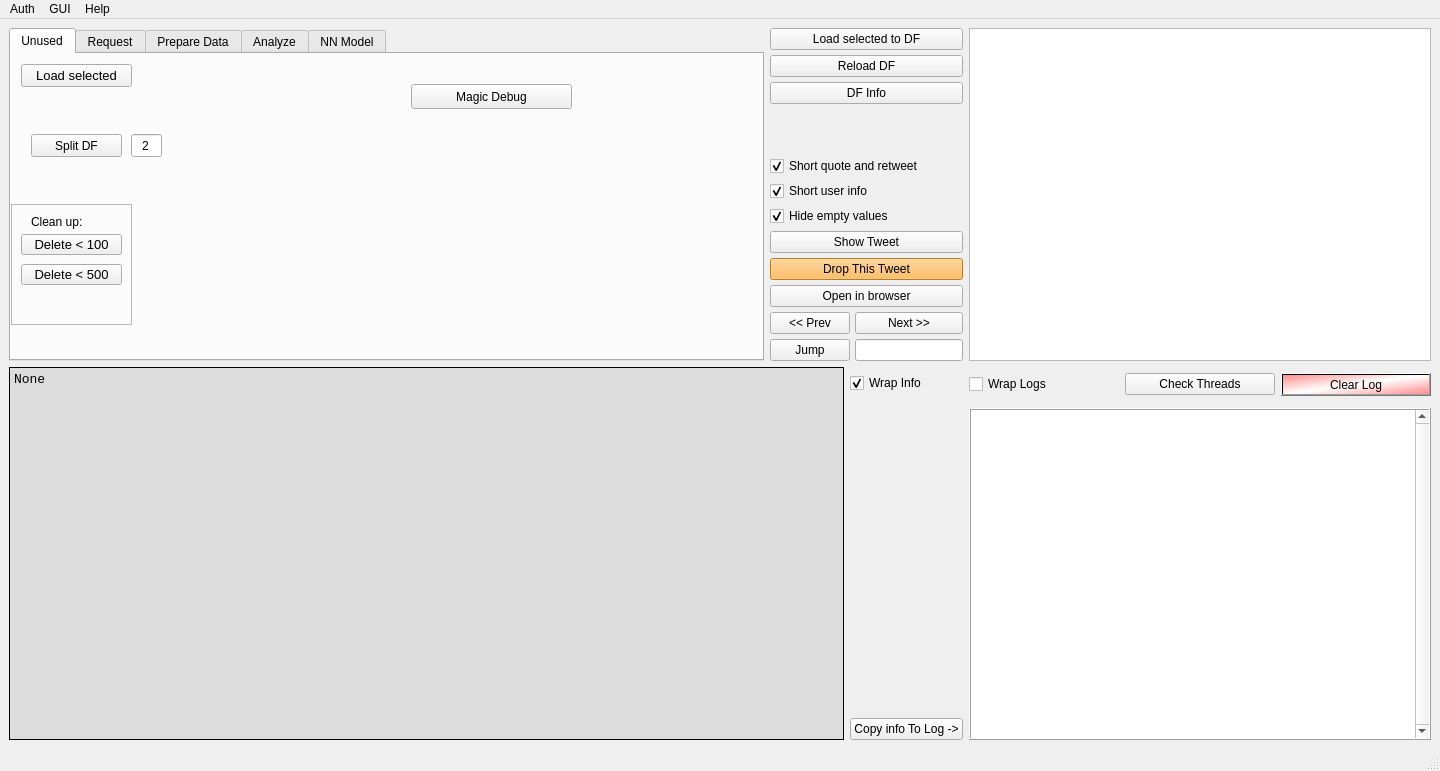
First picture: the form in twitter_analyzer/gui/GUI_QT.ui, repository GrzegorzKrug/TwitterAnalyzer, before the edit.
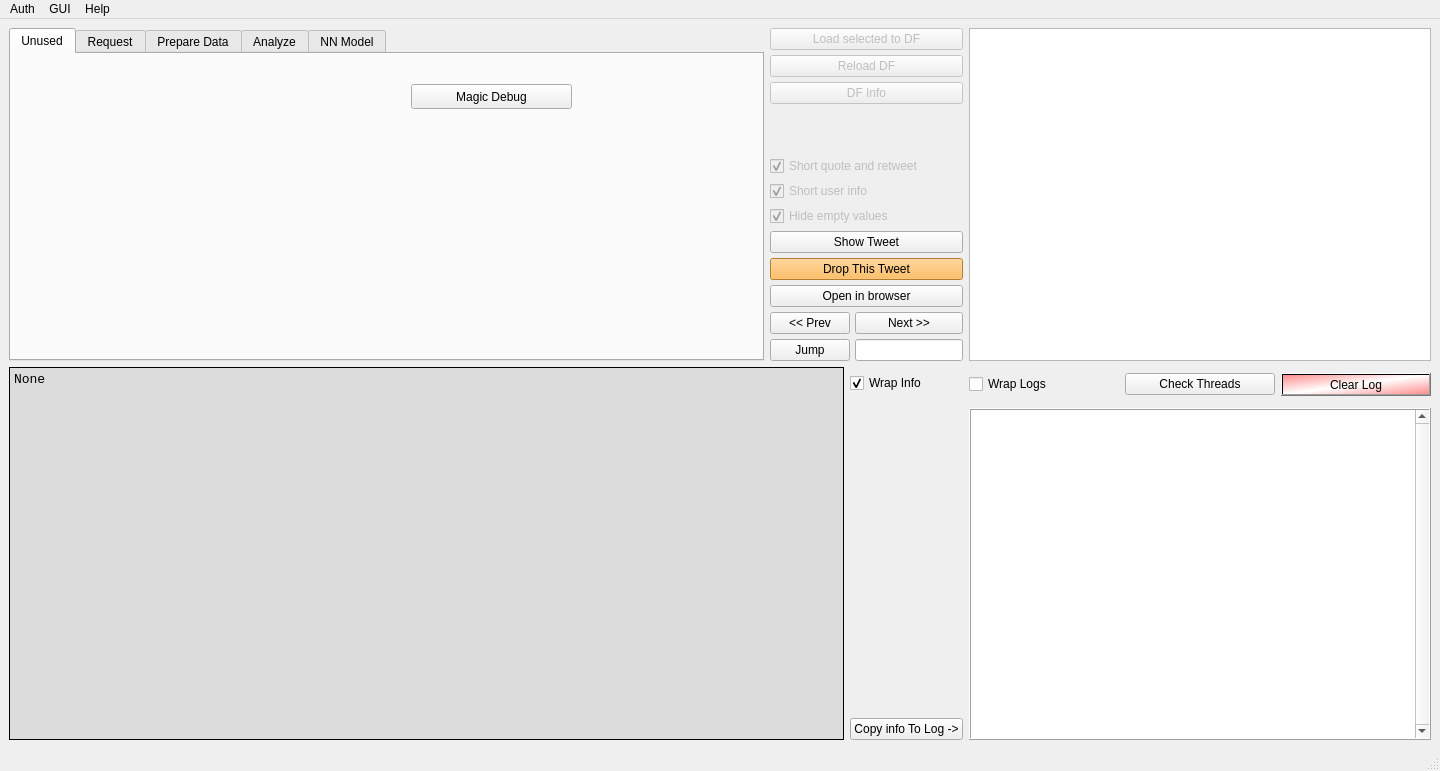
Second picture: the form after the edit. The open tabs and pages were chosen to show the change.

```diff
--- a/twitter_analyzer/gui/GUI_QT.ui
+++ b/twitter_analyzer/gui/GUI_QT.ui
@@ -148,6 +148,9 @@
         </property>
         <item row="2" column="0" colspan="2">
          <widget class="QPushButton" name="pushButton_reload_DF">
+          <property name="enabled">
+           <bool>false</bool>
+          </property>
           <property name="toolTip">
            <string>Reload DF from the same files again.</string>
           </property>
@@ -168,6 +171,9 @@
         </item>
         <item row="3" column="0" colspan="2">
          <widget class="QPushButton" name="pushButton_showTweets">
+          <property name="enabled">
+           <bool>false</bool>
+          </property>
           <property name="toolTip">
            <string>Shows currently loaded DF</string>
           </property>
@@ -181,6 +187,9 @@
         </item>
         <item row="11" column="0" colspan="2">
          <widget class="QCheckBox" name="checkBox_HideEmptyValues">
+          <property name="enabled">
+           <bool>false</bool>
+          </property>
           <property name="text">
            <string>Hide empty values</string>
           </property>
@@ -221,6 +230,9 @@
         </item>
         <item row="10" column="0" colspan="2">
          <widget class="QCheckBox" name="checkBox_DisplayShortUserinfo">
+          <property name="enabled">
+           <bool>false</bool>
+          </property>
           <property name="layoutDirection">
            <enum>Qt::LeftToRight</enum>
           </property>
@@ -244,6 +256,9 @@
         </item>
         <item row="1" column="0" colspan="2">
          <widget class="QPushButton" name="pushButton_load_selected_csv_2">
+          <property name="enabled">
+           <bool>false</bool>
+          </property>
           <property name="toolTip">
            <string>Loads files from tree.</string>
           </property>
@@ -254,6 +269,9 @@
         </item>
         <item row="9" column="0" colspan="2">
          <widget class="QCheckBox" name="checkBox_DisplayShortQuoteStatus">
+          <property name="enabled">
+           <bool>false</bool>
+          </property>
           <property name="text">
            <string>Short quote and retweet</string>
           </property>
@@ -348,136 +366,6 @@
          <attribute name="toolTip">
           <string>Manage Tweet Files in 'tweets' directory</string>
          </attribute>
-         <widget class="QPushButton" name="pushButton_delete100">
-          <property name="geometry">
-           <rect>
-            <x>10</x>
-            <y>180</y>
-            <width>101</width>
-            <height>21</height>
-           </rect>
-          </property>
-          <property name="font">
-           <font>
-            <pointsize>10</pointsize>
-           </font>
-          </property>
-          <property name="toolTip">
-           <string>Delete CSV files that have less than 100 Tweets</string>
-          </property>
-          <property name="toolTipDuration">
-           <number>-1</number>
-          </property>
-          <property name="text">
-           <string>Delete &lt; 100</string>
-          </property>
-         </widget>
-         <widget class="QPushButton" name="pushButton_delete500">
-          <property name="geometry">
-           <rect>
-            <x>10</x>
-            <y>210</y>
-            <width>101</width>
-            <height>21</height>
-           </rect>
-          </property>
-          <property name="font">
-           <font>
-            <pointsize>10</pointsize>
-           </font>
-          </property>
-          <property name="toolTip">
-           <string>Delete CSV files that have less than 500 Tweets</string>
-          </property>
-          <property name="toolTipDuration">
-           <number>-1</number>
-          </property>
-          <property name="text">
-           <string>Delete &lt; 500</string>
-          </property>
-         </widget>
-         <widget class="QFrame" name="frame">
-          <property name="geometry">
-           <rect>
-            <x>0</x>
-            <y>150</y>
-            <width>121</width>
-            <height>121</height>
-           </rect>
-          </property>
-          <property name="frameShape">
-           <enum>QFrame::StyledPanel</enum>
-          </property>
-          <property name="frameShadow">
-           <enum>QFrame::Sunken</enum>
-          </property>
-          <widget class="QLabel" name="label_3">
-           <property name="geometry">
-            <rect>
-             <x>20</x>
-             <y>10</y>
-             <width>71</width>
-             <height>16</height>
-            </rect>
-           </property>
-           <property name="text">
-            <string>Clean up:</string>
-           </property>
-          </widget>
-         </widget>
-         <widget class="QPushButton" name="pushButton_load_selected_csv">
-          <property name="geometry">
-           <rect>
-            <x>10</x>
-            <y>10</y>
-            <width>111</width>
-            <height>23</height>
-           </rect>
-          </property>
-          <property name="font">
-           <font>
-            <pointsize>10</pointsize>
-           </font>
-          </property>
-          <property name="text">
-           <string>Load selected</string>
-          </property>
-         </widget>
-         <widget class="QPushButton" name="pushButton_export_DF_7">
-          <property name="geometry">
-           <rect>
-            <x>20</x>
-            <y>80</y>
-            <width>91</width>
-            <height>23</height>
-           </rect>
-          </property>
-          <property name="toolTip">
-           <string>Split DF into X pieces and saves.</string>
-          </property>
-          <property name="text">
-           <string>Split DF</string>
-          </property>
-         </widget>
-         <widget class="QLineEdit" name="lineEdit_DF_comment_3">
-          <property name="geometry">
-           <rect>
-            <x>120</x>
-            <y>80</y>
-            <width>31</width>
-            <height>23</height>
-           </rect>
-          </property>
-          <property name="toolTip">
-           <string>Number of pieces to split.</string>
-          </property>
-          <property name="text">
-           <string>2</string>
-          </property>
-          <property name="alignment">
-           <set>Qt::AlignCenter</set>
-          </property>
-         </widget>
          <widget class="QPushButton" name="pushButton_Magic_Debug">
           <property name="geometry">
            <rect>
```
Left out of the diff: 33 changed lines with no effect on the pictures.
